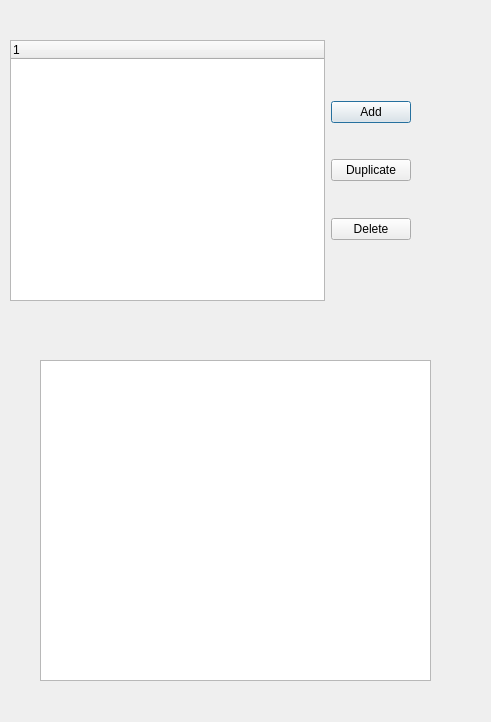
The window that src/OpenParEMg/Materials.ui (OpenParEM/OpenParEM) describes before a commit, drawn with Qt 5.
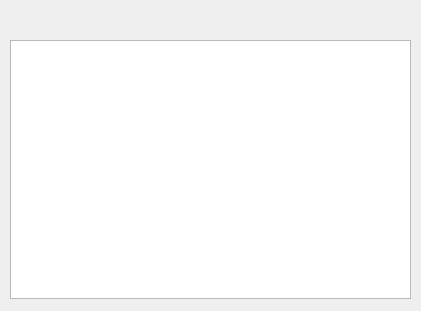
The same window after the commit.

Commit message: editing and saving materials file in the materials tool editor

```diff
--- a/src/OpenParEMg/Materials.ui
+++ b/src/OpenParEMg/Materials.ui
@@ -6,8 +6,8 @@
    <rect>
     <x>0</x>
     <y>0</y>
-    <width>491</width>
-    <height>722</height>
+    <width>421</width>
+    <height>311</height>
    </rect>
   </property>
   <property name="windowTitle">
@@ -27,9 +27,9 @@
   <widget class="QFrame" name="materialsFrame">
    <property name="geometry">
     <rect>
-     <x>10</x>
+     <x>0</x>
      <y>40</y>
-     <width>401</width>
+     <width>441</width>
      <height>261</height>
     </rect>
    </property>
@@ -39,141 +39,17 @@
    <property name="frameShadow">
     <enum>QFrame::Shadow::Plain</enum>
    </property>
-   <widget class="QWidget" name="horizontalLayoutWidget_2">
+   <widget class="QTreeView" name="materialsTreeView">
     <property name="geometry">
      <rect>
-      <x>0</x>
+      <x>10</x>
       <y>0</y>
       <width>401</width>
-      <height>261</height>
+      <height>259</height>
      </rect>
     </property>
-    <layout class="QHBoxLayout" name="materialsEditorBox">
-     <item>
-      <widget class="QTreeWidget" name="materialsTree">
-       <column>
-        <property name="text">
-         <string notr="true">1</string>
-        </property>
-       </column>
-      </widget>
-     </item>
-     <item>
-      <layout class="QVBoxLayout" name="verticalLayout">
-       <item>
-        <spacer name="verticalSpacer_4">
-         <property name="orientation">
-          <enum>Qt::Orientation::Vertical</enum>
-         </property>
-         <property name="sizeHint" stdset="0">
-          <size>
-           <width>20</width>
-           <height>40</height>
-          </size>
-         </property>
-        </spacer>
-       </item>
-       <item>
-        <spacer name="verticalSpacer">
-         <property name="orientation">
-          <enum>Qt::Orientation::Vertical</enum>
-         </property>
-         <property name="sizeHint" stdset="0">
-          <size>
-           <width>20</width>
-           <height>40</height>
-          </size>
-         </property>
-        </spacer>
-       </item>
-       <item>
-        <widget class="QPushButton" name="addMaterial">
-         <property name="text">
-          <string>Add</string>
-         </property>
-        </widget>
-       </item>
-       <item>
-        <spacer name="verticalSpacer_6">
-         <property name="orientation">
-          <enum>Qt::Orientation::Vertical</enum>
-         </property>
-         <property name="sizeHint" stdset="0">
-          <size>
-           <width>20</width>
-           <height>40</height>
-          </size>
-         </property>
-        </spacer>
-       </item>
-       <item>
-        <widget class="QPushButton" name="duplicateMaterial">
-         <property name="text">
-          <string>Duplicate</string>
-         </property>
-        </widget>
-       </item>
-       <item>
-        <spacer name="verticalSpacer_2">
-         <property name="orientation">
-          <enum>Qt::Orientation::Vertical</enum>
-         </property>
-         <property name="sizeHint" stdset="0">
-          <size>
-           <width>20</width>
-           <height>40</height>
-          </size>
-         </property>
-        </spacer>
-       </item>
-       <item>
-        <widget class="QPushButton" name="deleteMaterial">
-         <property name="text">
-          <string>Delete</string>
-         </property>
-        </widget>
-       </item>
-       <item>
-        <spacer name="verticalSpacer_5">
-         <property name="orientation">
-          <enum>Qt::Orientation::Vertical</enum>
-         </property>
-         <property name="sizeHint" stdset="0">
-          <size>
-           <width>20</width>
-           <height>40</height>
-          </size>
-         </property>
-        </spacer>
-       </item>
-       <item>
-        <spacer name="verticalSpacer_3">
-         <property name="orientation">
-          <enum>Qt::Orientation::Vertical</enum>
-         </property>
-         <property name="sizeHint" stdset="0">
-          <size>
-           <width>20</width>
-           <height>40</height>
-          </size>
-         </property>
-        </spacer>
-       </item>
-      </layout>
-     </item>
-    </layout>
    </widget>
   </widget>
-  <widget class="QTreeView" name="materialsTreeView">
-   <property name="geometry">
-    <rect>
-     <x>40</x>
-     <y>360</y>
-     <width>391</width>
-     <height>321</height>
-    </rect>
-   </property>
-  </widget>
  </widget>
  <resources/>
  <connections/>
```
The commit also changes 6 other files.
